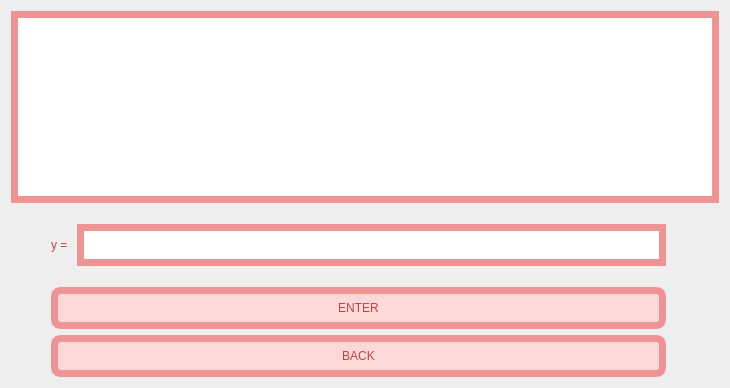
Above: MATFWars/guessgame.ui from Divljo31/MATFWars before the change. Below: the same form after it.
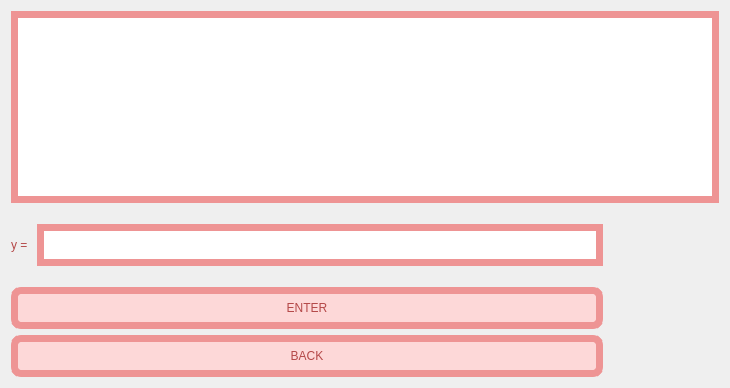
That is the form after the change. Icons and pictures are not drawn.

Patch:
```diff
--- a/MATFWars/guessgame.ui
+++ b/MATFWars/guessgame.ui
@@ -59,22 +59,6 @@
    </item>
    <item>
     <layout class="QHBoxLayout" name="horizontalLayout_4">
-     <item>
-      <spacer name="horizontalSpacer_2">
-       <property name="orientation">
-        <enum>Qt::Horizontal</enum>
-       </property>
-       <property name="sizeType">
-        <enum>QSizePolicy::Minimum</enum>
-       </property>
-       <property name="sizeHint" stdset="0">
-        <size>
-         <width>40</width>
-         <height>5</height>
-        </size>
-       </property>
-      </spacer>
-     </item>
      <item>
       <layout class="QVBoxLayout" name="verticalLayout_3">
        <item>
@@ -174,26 +158,58 @@
         <enum>Qt::Horizontal</enum>
        </property>
        <property name="sizeType">
-        <enum>QSizePolicy::Minimum</enum>
+        <enum>QSizePolicy::Fixed</enum>
        </property>
        <property name="sizeHint" stdset="0">
         <size>
          <width>40</width>
-         <height>15</height>
+         <height>40</height>
         </size>
        </property>
       </spacer>
      </item>
      <item>
       <widget class="QLabel" name="timer_label">
+       <property name="sizePolicy">
+        <sizepolicy hsizetype="Minimum" vsizetype="Fixed">
+         <horstretch>0</horstretch>
+         <verstretch>0</verstretch>
+        </sizepolicy>
+       </property>
+       <property name="minimumSize">
+        <size>
+         <width>30</width>
+         <height>0</height>
+        </size>
+       </property>
        <property name="styleSheet">
-        <string notr="true">color:white;</string>
+        <string notr="true">color:rgb(180, 72, 72);
+font: 600 21pt &quot;URW Bookman&quot;;</string>
        </property>
        <property name="text">
         <string/>
        </property>
+       <property name="alignment">
+        <set>Qt::AlignCenter</set>
+       </property>
       </widget>
      </item>
+     <item>
+      <spacer name="horizontalSpacer_2">
+       <property name="orientation">
+        <enum>Qt::Horizontal</enum>
+       </property>
+       <property name="sizeType">
+        <enum>QSizePolicy::Fixed</enum>
+       </property>
+       <property name="sizeHint" stdset="0">
+        <size>
+         <width>40</width>
+         <height>40</height>
+        </size>
+       </property>
+      </spacer>
+     </item>
     </layout>
    </item>
   </layout>
```
